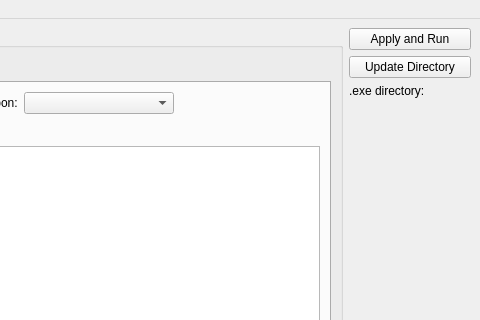
Qt form mainwindow.ui (JordanViramontes/Cave-Story-Profile-Manager) before a commit; both pictures show x 520 to 1000 and y 0 to 320 of the 1000 by 600 pixel window.
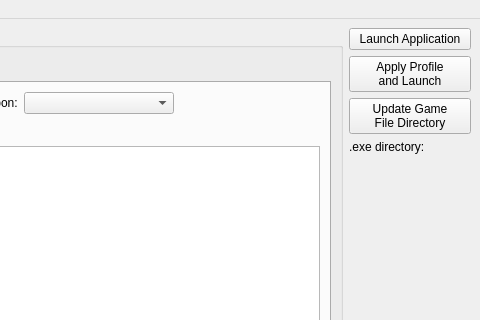
The same form after that commit. Custom widgets are drawn as their Qt base class.

Commit message: launch application button functionality

Patch:
```diff
--- a/mainwindow.ui
+++ b/mainwindow.ui
@@ -403,17 +403,26 @@
       </item>
       <item>
        <layout class="QVBoxLayout" name="buttonsVLayout">
+        <item>
+         <widget class="QPushButton" name="launchPushButton">
+          <property name="text">
+           <string>Launch Application</string>
+          </property>
+         </widget>
+        </item>
         <item>
          <widget class="QPushButton" name="runPushButton">
           <property name="text">
-           <string>Apply and Run</string>
+           <string>Apply Profile
+and Launch</string>
           </property>
          </widget>
         </item>
         <item>
          <widget class="QPushButton" name="updateDirPushButton">
           <property name="text">
-           <string>Update Directory</string>
+           <string>Update Game
+File Directory</string>
           </property>
          </widget>
         </item>
```
The commit also changes 3 other files.
